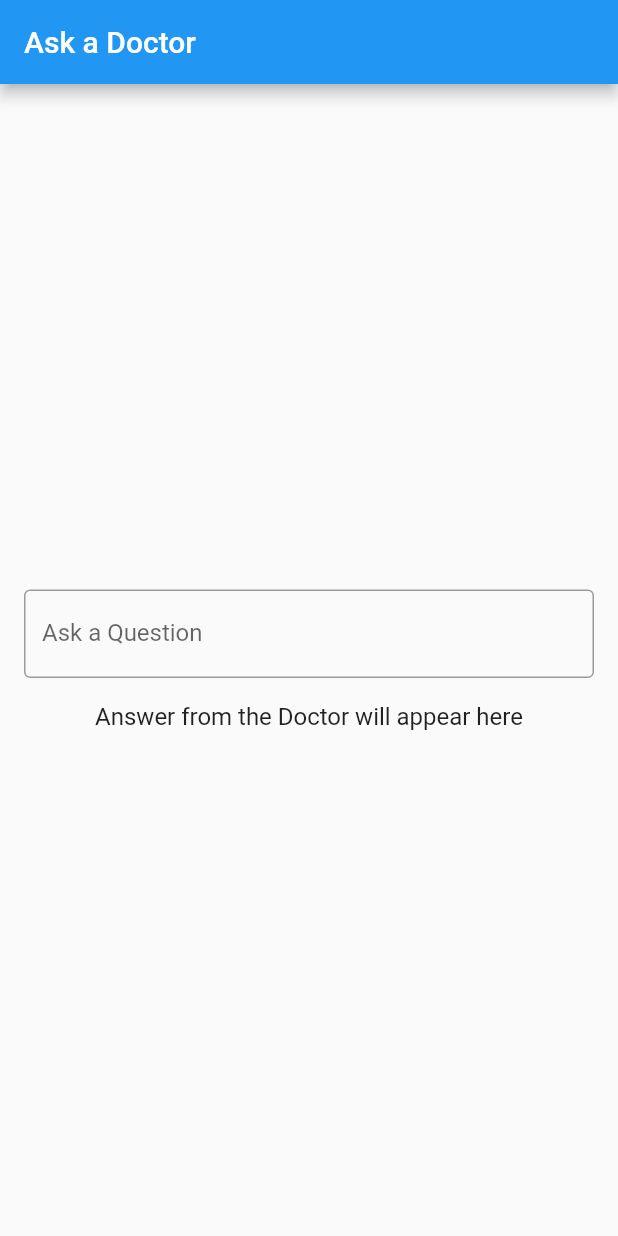
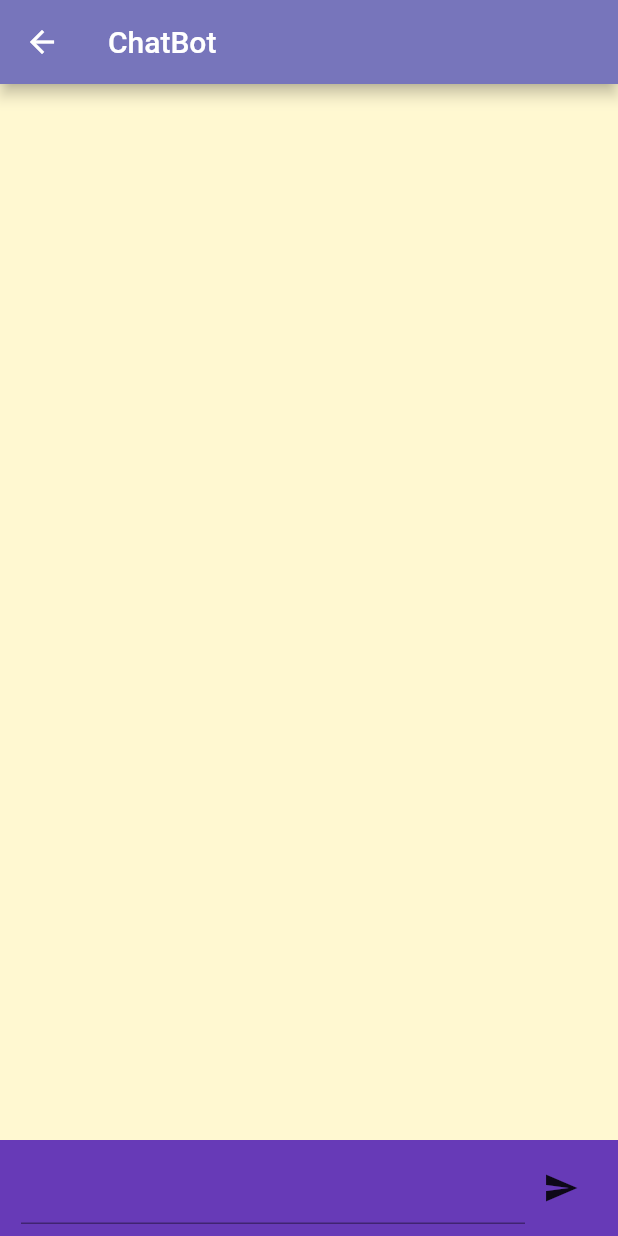
Before and after one commit to Akanksha1212/ICHack23, a Flutter app: the screen it shows after launch, after a tap on "Talk to Doctor", on a phone screen of 412 x 824 dp. Run offline on Flutter 3.47's test engine with Material 2 defaults, Android fonts, the phone set to English and light mode, and no system bars; our stand-ins replace circular_countdown_timer, dotted_border, fl_chart, google_fonts, rflutter_alert, video_player; missing offline and left inert: animated_button, dialog_flowtter, noise_meter.

Commit message:
Chatbot code updated

```diff
--- a/lib/main.dart
+++ b/lib/main.dart
@@ -37,7 +37,7 @@ Future<void> main() async {
           case '/result':
             return MaterialPageRoute(builder: (context) => Result());
           case '/talktodoctor':
-            return MaterialPageRoute(builder: (context) => ChatBot());
+            return MaterialPageRoute(builder: (context) => Chatbot());
         }
       },
       debugShowCheckedModeBanner: false,
--- a/lib/screeens/ChatBot.dart
+++ b/lib/screeens/ChatBot.dart
@@ -1,38 +1,81 @@
+import 'package:dialog_flowtter/dialog_flowtter.dart';
 import 'package:flutter/material.dart';
+import 'package:terrafire/screeens/Messages.dart';
 
-class ChatBot extends StatelessWidget {
+class Chatbot extends StatefulWidget {
+  const Chatbot({Key? key}) : super(key: key);
+
+  @override
+  _ChatbotState createState() => _ChatbotState();
+}
+
+class _ChatbotState extends State<Chatbot> {
+  late DialogFlowtter dialogFlowtter;
+  final TextEditingController _controller = TextEditingController();
+
+  List<Map<String, dynamic>> messages = [];
+  @override
+  void initState() {
+    DialogFlowtter.fromFile(path: "assets/dialog_flow_auth.json")
+        .then((instance) => dialogFlowtter = instance);
+    super.initState();
+  }
+
   @override
   Widget build(BuildContext context) {
-    return MaterialApp(
-      home: Scaffold(
+    return Scaffold(
       appBar: AppBar(
-          title: Text('Ask a Doctor'),
+        title: Text('ChatBot'),
+        backgroundColor: Color.fromARGB(255, 119, 117, 187),
       ),
-        body: Padding(
-          padding: EdgeInsets.all(16.0),
+      body: Container(
+        color: Color(0xfffff8d1),
         child: Column(
-            mainAxisAlignment: MainAxisAlignment.center,
           children: [
-              TextField(
-                decoration: InputDecoration(
-                  border: OutlineInputBorder(),
-                  labelText: 'Ask a Question',
-                ),
-                onChanged: (text) {
-                  // TODO: Add code to get response from a doctor
+            Expanded(child: MessagesScreen(messages: messages)),
+            Container(
+              padding: EdgeInsets.symmetric(horizontal: 14, vertical: 8),
+              color: Colors.deepPurple,
+              child: Row(
+                children: [
+                  Expanded(
+                      child: TextField(
+                    controller: _controller,
+                    style: TextStyle(color: Colors.white),
+                  )),
+                  IconButton(
+                      onPressed: () {
+                        sendMessage(_controller.text);
+                        _controller.clear();
                       },
-              ),
-              SizedBox(height: 16.0),
-              Text(
-                'Answer from the Doctor will appear here',
-                style: TextStyle(
-                  fontSize: 16.0,
-                ),
-              ),
+                      icon: Icon(Icons.send))
                 ],
               ),
+            )
+          ],
         ),
       ),
     );
   }
+
+  sendMessage(String text) async {
+    if (text.isEmpty) {
+      print('Message is empty');
+    } else {
+      setState(() {
+        addMessage(Message(text: DialogText(text: [text])), true);
+      });
+
+      DetectIntentResponse response = await dialogFlowtter.detectIntent(
+          queryInput: QueryInput(text: TextInput(text: text)));
+      if (response.message == null) return;
+      setState(() {
+        addMessage(response.message!);
+      });
     }
+  }
+
+  addMessage(Message message, [bool isUserMessage = false]) {
+    messages.add({'message': message, 'isUserMessage': isUserMessage});
+  }
+}
--- /dev/null
+++ b/lib/screeens/Messages.dart
@@ -0,0 +1,50 @@
+import 'package:flutter/material.dart';
+
+class MessagesScreen extends StatefulWidget {
+  final List messages;
+  const MessagesScreen({Key? key, required this.messages}) : super(key: key);
+
+  @override
+  _MessagesScreenState createState() => _MessagesScreenState();
+}
+
+class _MessagesScreenState extends State<MessagesScreen> {
+  @override
+  Widget build(BuildContext context) {
+    var w = MediaQuery.of(context).size.width;
+    return ListView.separated(
+        itemBuilder: (context, index) {
+          return Container(
+            margin: EdgeInsets.all(10),
+            child: Row(
+              mainAxisAlignment: widget.messages[index]['isUserMessage']
+                  ? MainAxisAlignment.end
+                  : MainAxisAlignment.start,
+              children: [
+                Container(
+                    padding: EdgeInsets.symmetric(vertical: 14, horizontal: 14),
+                    decoration: BoxDecoration(
+                        borderRadius: BorderRadius.only(
+                          bottomLeft: Radius.circular(
+                            20,
+                          ),
+                          topRight: Radius.circular(20),
+                          bottomRight: Radius.circular(
+                              widget.messages[index]['isUserMessage'] ? 0 : 20),
+                          topLeft: Radius.circular(
+                              widget.messages[index]['isUserMessage'] ? 20 : 0),
+                        ),
+                        color: widget.messages[index]['isUserMessage']
+                            ? Color.fromARGB(255, 155, 153, 153)
+                            : Colors.grey.shade900.withOpacity(0.8)),
+                    constraints: BoxConstraints(maxWidth: w * 2 / 3),
+                    child:
+                        Text(widget.messages[index]['message'].text.text[0])),
+              ],
+            ),
+          );
+        },
+        separatorBuilder: (_, i) => Padding(padding: EdgeInsets.only(top: 10)),
+        itemCount: widget.messages.length);
+  }
+}
--- a/pubspec.yaml
+++ b/pubspec.yaml
@@ -44,6 +44,7 @@ dependencies:
   video_player: ^2.5.1
   noise_meter: ^3.1.0
   fl_chart: ^0.30.0
+  dialog_flowtter:
 
 dev_dependencies:
   flutter_test:
@@ -70,6 +71,7 @@ flutter:
   # To add assets to your application, add an assets section, like this:
   assets:
     - assets/images/
+    - assets/dialog_flow_auth.json
   #   - images/a_dot_ham.jpeg
 
   # An image asset can refer to one or more resolution-specific "variants", see
```
Also changed, not shown: assets/dialog_flow_auth.json (added, +12 -0 lines), pubspec.lock. Lines whose indentation alone changed are shown as unchanged.
